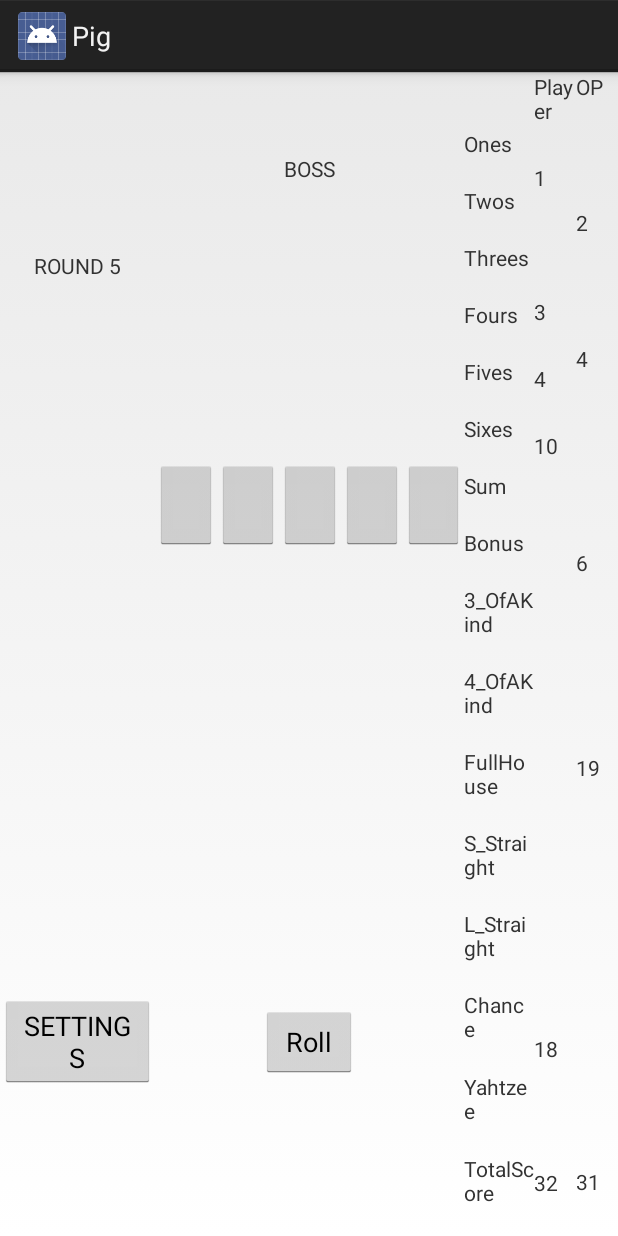
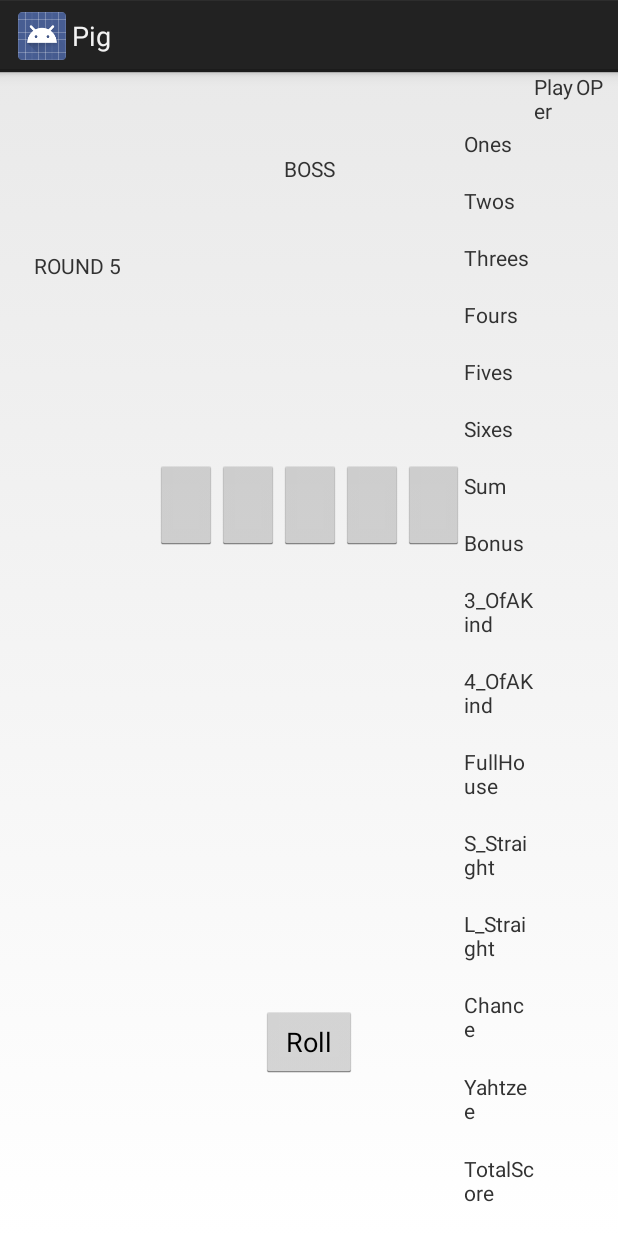
Before and after one commit to ReynHisamoto/Cs301GroupYahtzee, an Android app: the layout yahtzee_layout.xml on its own in the app's theme, with its tools: preview values and no code run, on a phone screen of 412 x 824 dp. Run offline under Robolectric (Android 15) with nearby library versions, the phone set to English and light mode, and no system bars.

Commit message:
fixed array printing

```diff
--- a/app/src/main/java/edu/up/cs301/pig/YahtzeeGameState.java
+++ b/app/src/main/java/edu/up/cs301/pig/YahtzeeGameState.java
@@ -33,7 +33,7 @@ public class YahtzeeGameState extends GameState {
     // default constructor that sets up the arrays and vals at game launch
     public YahtzeeGameState(int numPlayers) {
         this.turn = 0;
-        this.scores = new int[numPlayers][15];
+        this.scores = new int[numPlayers][16];
         this.diceArray= new Dice[5];
         //Do I need this for loop to instantiate dice?
         for(int i = 0; i < diceArray.length; i++){
@@ -41,7 +41,7 @@ public class YahtzeeGameState extends GameState {
             diceArray[i].setVal(1);
         }
         this.rollNum = 1;
-        this.round = 1;
+        this.round = 0;
 
 
     }
--- a/app/src/main/java/edu/up/cs301/pig/YahtzeeHumanPlayer.java
+++ b/app/src/main/java/edu/up/cs301/pig/YahtzeeHumanPlayer.java
@@ -95,9 +95,9 @@ public class YahtzeeHumanPlayer extends GameHumanPlayer implements OnClickListen
 
          }
         }
-         for(int i = 0; i < playerNum; i++){
-             for(int j = 0; j < scores.length; j++){
-                 scores[i][j].setText(((YahtzeeGameState)info).getScores(i)[j]);
+         for(int i = 0; i < allPlayerNames.length; i++){
+             for(int j = 0; j < scores[i].length; j++){
+                 scores[i][j].setText(((YahtzeeGameState)info).getScores(i)[j]+ "");
              }
          }
          roundNum.setText("ROUND: " + ((YahtzeeGameState) info).getRound());
--- a/app/src/main/java/edu/up/cs301/pig/YahtzeeMainActivity.java
+++ b/app/src/main/java/edu/up/cs301/pig/YahtzeeMainActivity.java
@@ -45,7 +45,7 @@ public class YahtzeeMainActivity extends GameMainActivity {
             }});
 
         // Create a game configuration class for Pig:
-        GameConfig defaultConfig = new GameConfig(playerTypes, 1, 2, "Pig", PORT_NUMBER);
+        GameConfig defaultConfig = new GameConfig(playerTypes, 1, 2, "Yahtzee", PORT_NUMBER);
         defaultConfig.addPlayer("Human", 0); // player 1: a human player
         defaultConfig.addPlayer("Computer", 1); // player 2: a computer player
         defaultConfig.setRemoteData("Remote Human Player", "", 0);
--- a/app/src/main/res/layout/yahtzee_layout.xml
+++ b/app/src/main/res/layout/yahtzee_layout.xml
@@ -46,7 +46,8 @@
                 android:layout_width="wrap_content"
                 android:layout_height="wrap_content"
                 android:gravity="center"
-                android:text="SETTINGS" />
+                android:text="SETTINGS"
+                android:visibility="invisible" />
         </LinearLayout>
     </LinearLayout>
 
@@ -347,8 +348,7 @@
                     android:id="@+id/p0Ones"
                     android:layout_width="match_parent"
                     android:layout_height="wrap_content"
-                    android:layout_weight="1"
-                    android:text="1" />
+                    android:layout_weight="1" />
 
                 <TextView
                     android:id="@+id/p0Twos"
@@ -360,22 +360,19 @@
                     android:id="@+id/p0Threes"
                     android:layout_width="match_parent"
                     android:layout_height="wrap_content"
-                    android:layout_weight="1"
-                    android:text="3" />
+                    android:layout_weight="1" />
 
                 <TextView
                     android:id="@+id/p0Fours"
                     android:layout_width="match_parent"
                     android:layout_height="wrap_content"
-                    android:layout_weight="1"
-                    android:text="4" />
+                    android:layout_weight="1" />
 
                 <TextView
                     android:id="@+id/p0Fives"
                     android:layout_width="match_parent"
                     android:layout_height="wrap_content"
-                    android:layout_weight="1"
-                    android:text="10" />
+                    android:layout_weight="1" />
 
                 <TextView
                     android:id="@+id/p0Sixes"
@@ -429,8 +426,7 @@
                     android:id="@+id/p0Chance"
                     android:layout_width="match_parent"
                     android:layout_height="wrap_content"
-                    android:layout_weight="1"
-                    android:text="18" />
+                    android:layout_weight="1" />
 
                 <TextView
                     android:id="@+id/p0Yahtzee"
@@ -442,8 +438,7 @@
                     android:id="@+id/p0TotalScore"
                     android:layout_width="match_parent"
                     android:layout_height="wrap_content"
-                    android:layout_weight="1"
-                    android:text="32" />
+                    android:layout_weight="1" />
             </LinearLayout>
 
             <LinearLayout
@@ -470,8 +465,7 @@
                     android:id="@+id/p1Twos"
                     android:layout_width="match_parent"
                     android:layout_height="wrap_content"
-                    android:layout_weight="1"
-                    android:text="2" />
+                    android:layout_weight="1" />
 
                 <TextView
                     android:id="@+id/p1Threes"
@@ -484,8 +478,7 @@
                     android:id="@+id/p1Fours"
                     android:layout_width="match_parent"
                     android:layout_height="wrap_content"
-                    android:layout_weight="1"
-                    android:text="4" />
+                    android:layout_weight="1" />
 
                 <TextView
                     android:id="@+id/p1Fives"
@@ -505,8 +498,7 @@
                     android:id="@+id/p1Sum"
                     android:layout_width="match_parent"
                     android:layout_height="wrap_content"
-                    android:layout_weight="1"
-                    android:text="6" />
+                    android:layout_weight="1" />
 
                 <TextView
                     android:id="@+id/p1Bonus"
@@ -526,8 +518,7 @@
                     android:id="@+id/p1FourOfAKind"
                     android:layout_width="match_parent"
                     android:layout_height="wrap_content"
-                    android:layout_weight="1"
-                    android:text="19" />
+                    android:layout_weight="1" />
 
                 <TextView
                     android:id="@+id/p1FullHouse"
@@ -568,8 +559,7 @@
                     android:id="@+id/p1TotalScore"
                     android:layout_width="match_parent"
                     android:layout_height="wrap_content"
-                    android:layout_weight="1"
-                    android:text="31" />
+                    android:layout_weight="1" />
             </LinearLayout>
         </LinearLayout>
     </LinearLayout>
```
Also changed, not shown: 7 other files.
